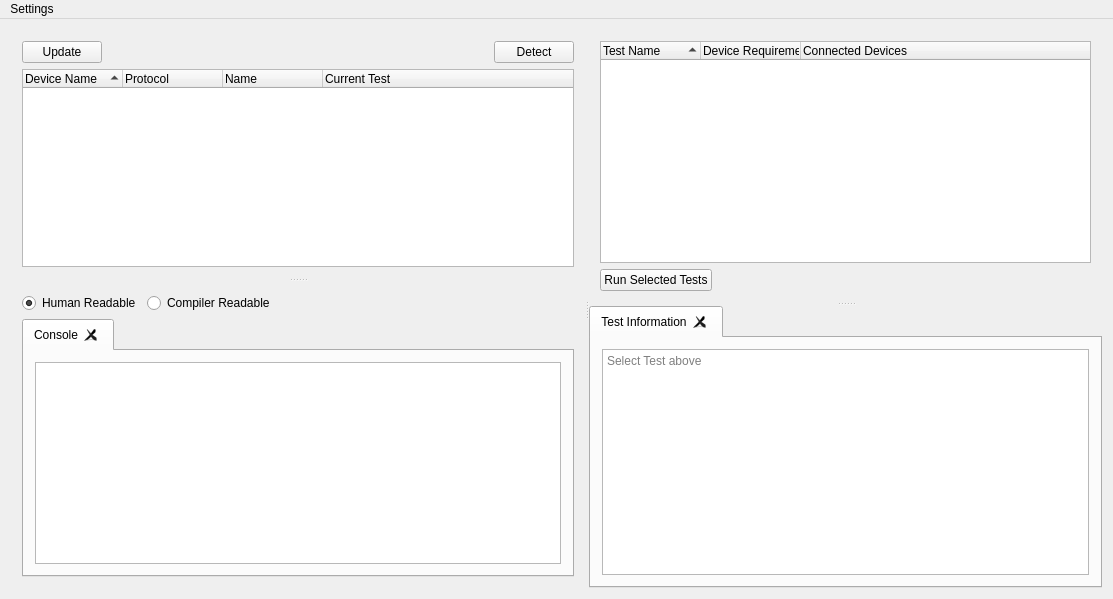
Before: the Qt Designer form src/Windows/mainwindow.ui in Crystal-Photonics/crystalTestFrameworkApp, drawn with Qt 5.
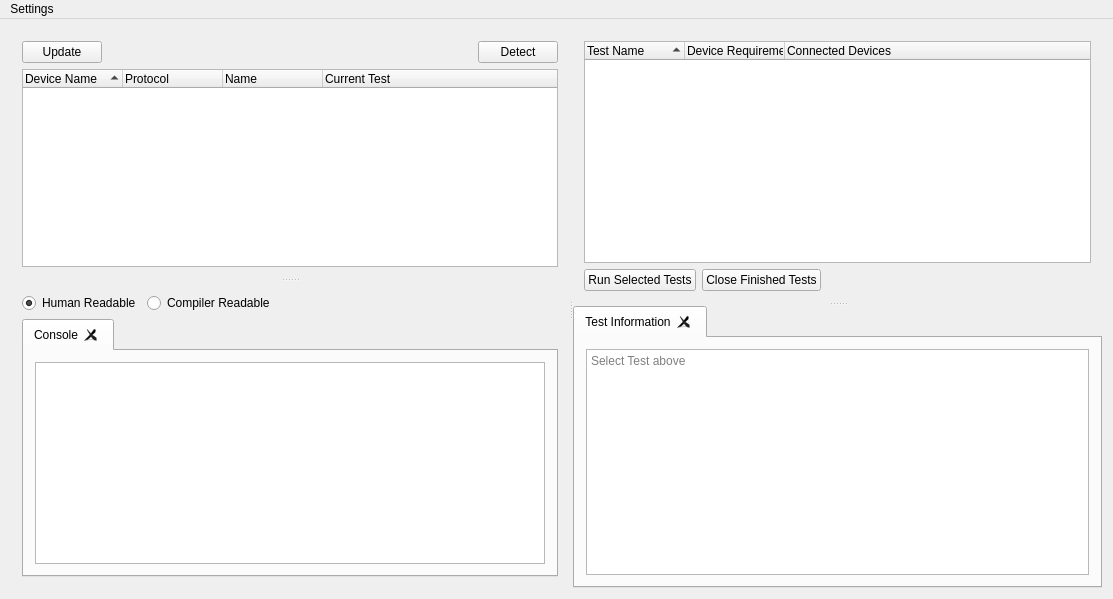
After: the same form once the commit is applied.

Commit message: Added close_finished_tests button.

```diff
--- a/src/Windows/mainwindow.ui
+++ b/src/Windows/mainwindow.ui
@@ -210,6 +210,13 @@
              </property>
             </widget>
            </item>
+           <item>
+            <widget class="QPushButton" name="close_finished_tests_button">
+             <property name="text">
+              <string>Close Finished Tests</string>
+             </property>
+            </widget>
+           </item>
            <item>
             <spacer name="horizontalSpacer_2">
              <property name="orientation">
```
The commit also changes 2 other files.
